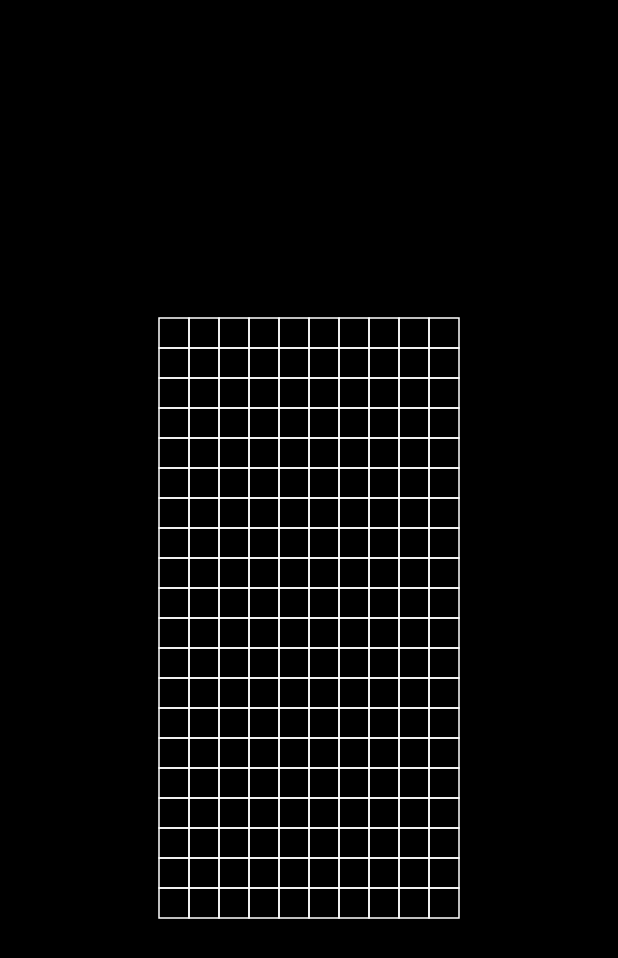
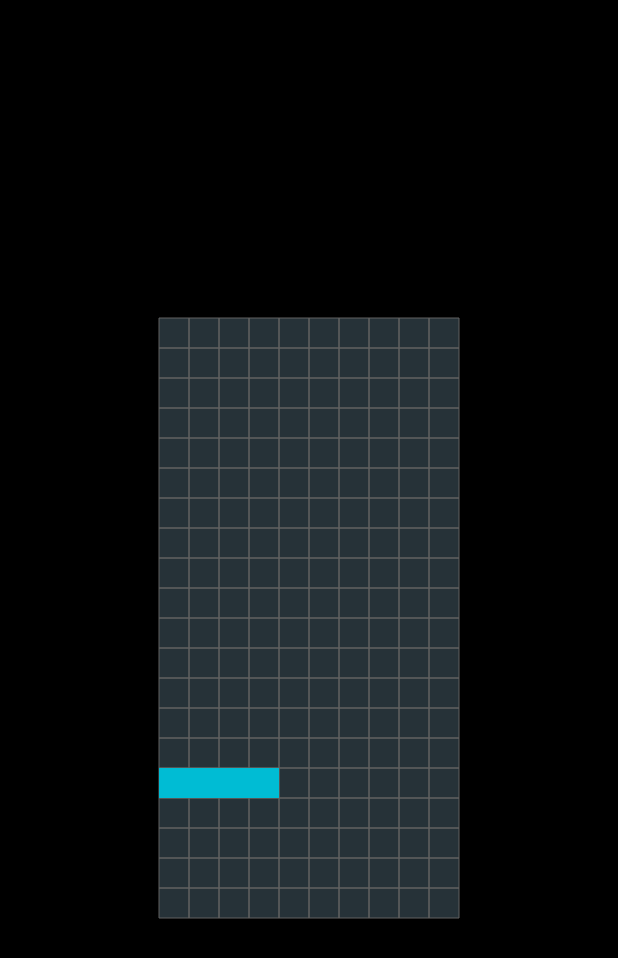
Before and after one commit to CCY0821/flutter_tetris_game, a Flutter app: the screen it shows after launch, on a phone screen of 412 x 824 dp. Shown: the top 958 px of the screen. Run offline on Flutter 3.47's test engine with Material 3 defaults, Android fonts, the phone set to English and light mode, and no system bars.

Commit message:
🎯 實作掉落方塊邏輯（初版）

```diff
--- a/lib/game/game_board.dart
+++ b/lib/game/game_board.dart
@@ -1,8 +1,47 @@
+import 'dart:async';
+import 'dart:math';
 import 'package:flutter/material.dart';
 import '../core/constants.dart';
+import '../models/tetromino.dart';
 
-class GameBoard extends StatelessWidget {
+class GameBoard extends StatefulWidget {
   const GameBoard({super.key});
+
+  @override
+  State<GameBoard> createState() => _GameBoardState();
+}
+
+class _GameBoardState extends State<GameBoard> {
+  Tetromino? currentBlock;
+  Timer? gameTimer;
+
+  @override
+  void initState() {
+    super.initState();
+    spawnNewBlock();
+    startGameLoop();
+  }
+
+  void spawnNewBlock() {
+    setState(() {
+      currentBlock = Tetromino.random();
+    });
+  }
+
+  void startGameLoop() {
+    gameTimer = Timer.periodic(const Duration(milliseconds: 500), (_) {
+      if (currentBlock == null) return;
+      setState(() {
+        currentBlock!.moveDown();
+      });
+    });
+  }
+
+  @override
+  void dispose() {
+    gameTimer?.cancel();
+    super.dispose();
+  }
 
   @override
   Widget build(BuildContext context) {
@@ -10,9 +49,9 @@ class GameBoard extends StatelessWidget {
       child: Container(
         width: boardWidth * blockSize,
         height: boardHeight * blockSize,
-        color: Colors.black, // 背景顏色方便看到
+        color: Colors.blueGrey[900],
         child: CustomPaint(
-          painter: _BoardPainter(),
+          painter: _BoardPainter(currentBlock),
         ),
       ),
     );
@@ -20,13 +59,17 @@ class GameBoard extends StatelessWidget {
 }
 
 class _BoardPainter extends CustomPainter {
+  final Tetromino? block;
+
+  _BoardPainter(this.block);
+
   @override
   void paint(Canvas canvas, Size size) {
     final paint = Paint()
-      ..color = Colors.white
-      ..style = PaintingStyle.stroke
-      ..strokeWidth = 1.0;
+      ..color = Colors.grey[700]!
+      ..style = PaintingStyle.stroke;
 
+    // 畫格線
     for (int y = 0; y < boardHeight; y++) {
       for (int x = 0; x < boardWidth; x++) {
         final rect = Rect.fromLTWH(
@@ -38,8 +81,22 @@ class _BoardPainter extends CustomPainter {
         canvas.drawRect(rect, paint);
       }
     }
+
+    // 畫方塊
+    if (block != null) {
+      final blockPaint = Paint()
+        ..color = block!.color
+        ..style = PaintingStyle.fill;
+
+      for (var p in block!.position) {
+        canvas.drawRect(
+          Rect.fromLTWH(p.x * blockSize, p.y * blockSize, blockSize, blockSize),
+          blockPaint,
+        );
+      }
+    }
   }
 
   @override
-  bool shouldRepaint(covariant CustomPainter oldDelegate) => false;
+  bool shouldRepaint(covariant _BoardPainter oldDelegate) => true;
 }
--- a/lib/main.dart
+++ b/lib/main.dart
@@ -14,9 +14,7 @@
       debugShowCheckedModeBanner: false,
       home: Scaffold(
         backgroundColor: Colors.black,
-        body: Center(
-          child: GameBoard(),
-        ),
+        body: GameBoard(),
       ),
     );
   }
--- /dev/null
+++ b/lib/models/tetromino.dart
@@ -0,0 +1,37 @@
+import 'dart:math';
+import 'package:flutter/material.dart';
+import '../core/constants.dart';
+
+enum TetrominoType { I, O }
+
+class Tetromino {
+  final TetrominoType type;
+  List<Point<int>> position;
+  final Color color;
+
+  Tetromino._(this.type, this.position, this.color);
+
+  factory Tetromino.random() {
+    final type = TetrominoType.values[_random.nextInt(TetrominoType.values.length)];
+    switch (type) {
+      case TetrominoType.I:
+        return Tetromino._(
+          TetrominoType.I,
+          [for (var i = 0; i < 4; i++) Point(i, 0)],
+          Colors.cyan,
+        );
+      case TetrominoType.O:
+        return Tetromino._(
+          TetrominoType.O,
+          [Point(0, 0), Point(1, 0), Point(0, 1), Point(1, 1)],
+          Colors.yellow,
+        );
+    }
+  }
+
+  void moveDown() {
+    position = position.map((p) => Point(p.x, p.y + 1)).toList();
+  }
+}
+
+final _random = Random();
```
Also changed, not shown: pubspec.yaml (line endings or trailing spaces).
